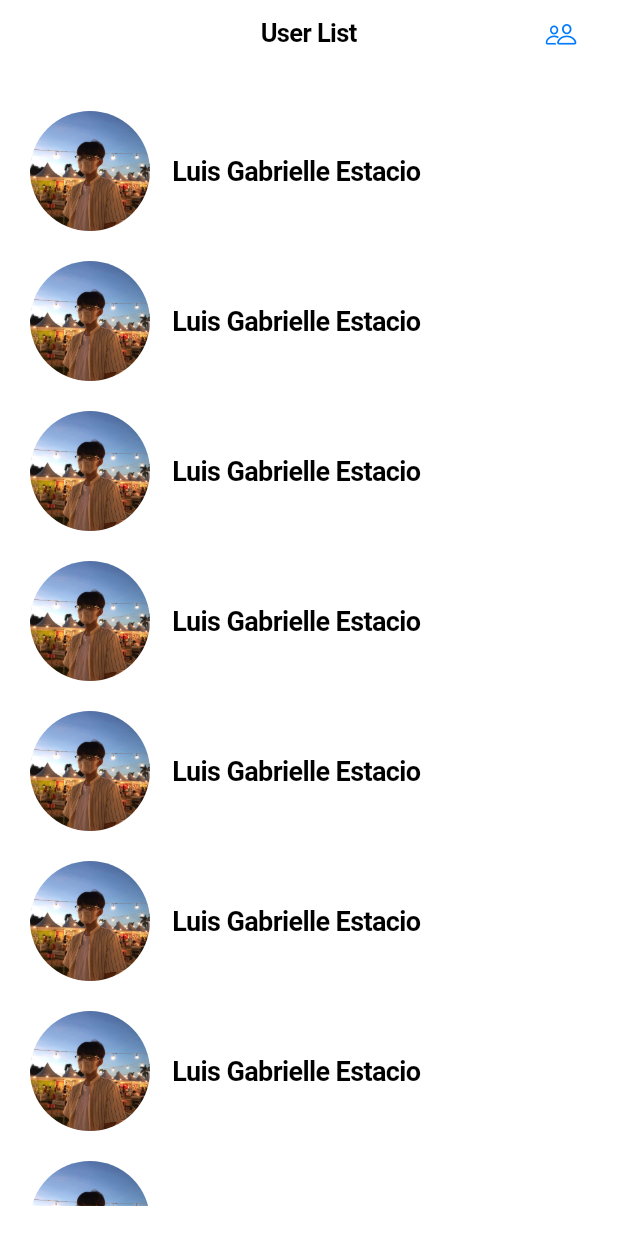
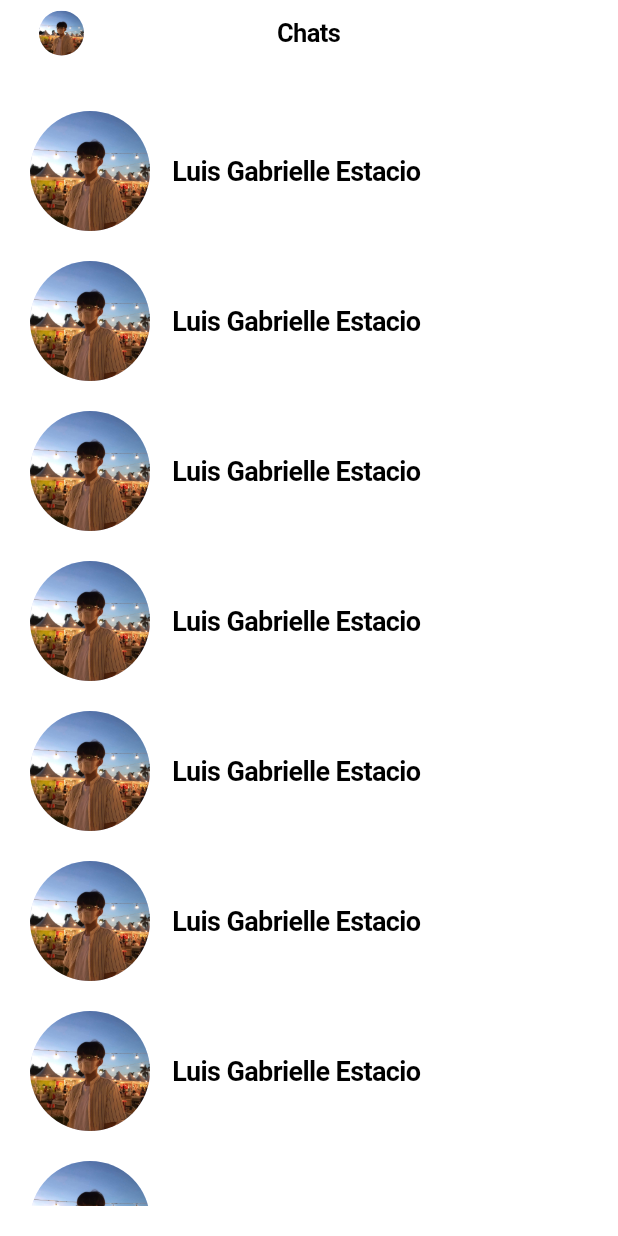
Before and after one commit to megan-esguerra/Resume_App, a Flutter app: the screen it shows after launch, on a phone screen of 412 x 824 dp. Run offline on Flutter 3.47's test engine with Material 3 defaults, Android fonts, the phone set to English and light mode, and no system bars.

Commit message:
new added img user / header

```diff
--- a/lib/main.dart
+++ b/lib/main.dart
@@ -1,4 +1,5 @@
 import 'package:flutter/cupertino.dart';
+import 'package:flutter/material.dart';
 
 void main() {
   runApp(CupertinoApp(
@@ -53,14 +54,9 @@
       padding: EdgeInsets.symmetric(vertical: 10),
       child: Row(
         children: [
-          ClipRRect(
-            borderRadius: BorderRadius.circular(50),
-            child: Image.asset(
-              user['avatar']!,
-              width: 80,
-              height: 80,
-              fit: BoxFit.cover,
-            ),
+          CircleAvatar(
+            backgroundImage: AssetImage(user['avatar']!),
+            radius: 40,
           ),
           SizedBox(width: 15),
           Text(
@@ -75,14 +71,9 @@
   Widget _buildUserAvatar(Map<String, String> user) {
     return Padding(
       padding: EdgeInsets.symmetric(horizontal: 10),
-      child: ClipRRect(
-        borderRadius: BorderRadius.circular(25),
-        child: Image.asset(
-          user['avatar']!,
-          width: 50,
-          height: 50,
-          fit: BoxFit.cover,
-        ),
+      child: CircleAvatar(
+        backgroundImage: AssetImage(user['avatar']!),
+        radius: 25,
       ),
     );
   }
@@ -91,12 +82,19 @@
   Widget build(BuildContext context) {
     return CupertinoPageScaffold(
       navigationBar: CupertinoNavigationBar(
-        middle: Text('User List'),
+        leading: Padding(
+          padding: EdgeInsets.only(left: 10),
+          child: CircleAvatar(
+            backgroundImage: AssetImage('assets/images/LuisAvatar.jpg'),
+            radius: 15,
+          )
+        ),
+        middle: Text('Chats'),
         trailing: CupertinoButton(
           padding: EdgeInsets.zero,
           child: Icon(
-            CupertinoIcons.person_2,
-            color: CupertinoColors.activeBlue,
+            CupertinoIcons.pencil,
+            color: CupertinoColors.white,
           ),
           onPressed: () => _showUsersModal(context),
         ),
@@ -104,8 +102,10 @@
       child: SafeArea(
         child: Padding(
           padding: EdgeInsets.all(20.0),
-          child: ListView(
-            children: users.map((user) => _buildUserItem(user)).toList(),
+          child: SingleChildScrollView(
+            child: Column(
+              children: users.map((user) => _buildUserItem(user)).toList(),
+            ),
           ),
         ),
       ),
```
